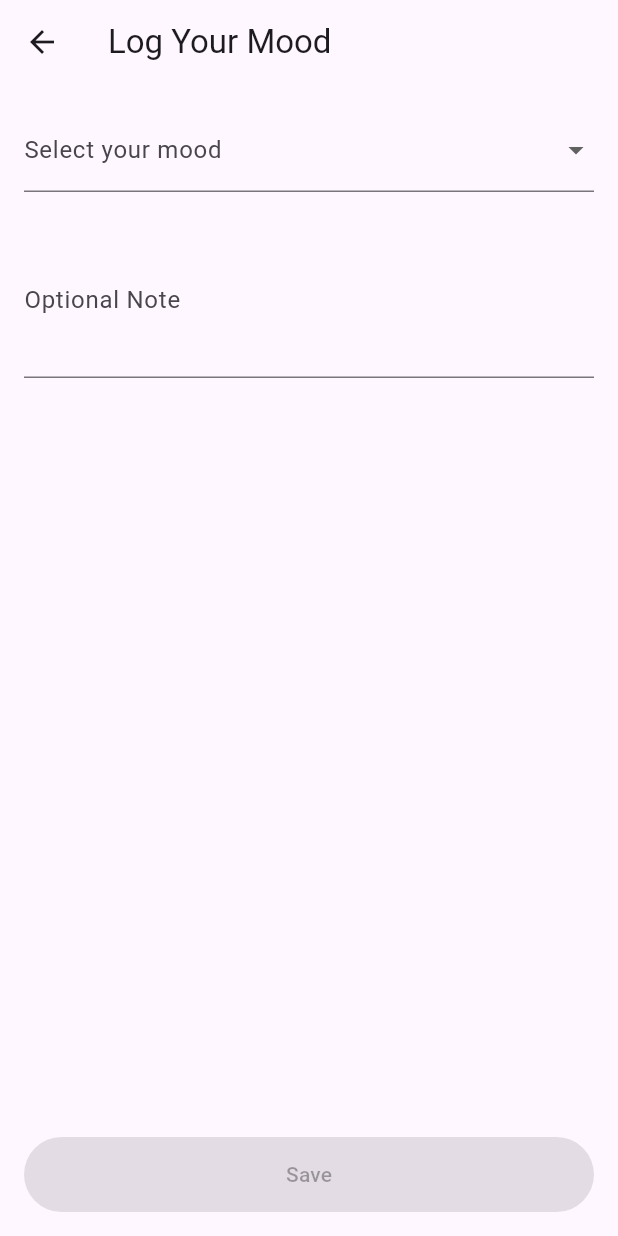
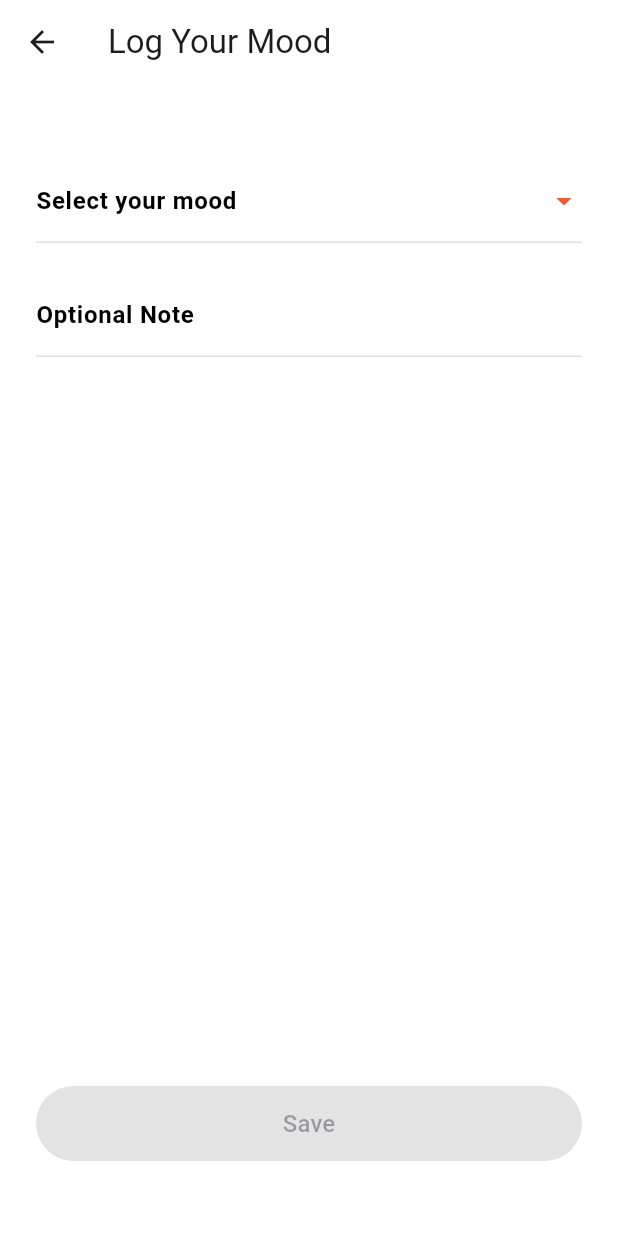
Before and after one commit to mslazzuri/partialUI, a Flutter app: the screen it shows after launch, after a tap on "Log Mood", on a phone screen of 412 x 824 dp. Run offline on Flutter 3.47's test engine with Material 3 defaults, Android fonts, the phone set to English and light mode, and no system bars.

Commit message:
UI updated

```diff
--- a/partial_ui/lib/pages/home_page.dart
+++ b/partial_ui/lib/pages/home_page.dart
@@ -4,6 +4,9 @@ import 'log_mood_page.dart';
 import 'mood_history_page.dart';
 
 class HomePage extends StatefulWidget {
+
+  const HomePage({super.key});
+
   @override
   _HomePageState createState() => _HomePageState();
 }
@@ -25,18 +28,23 @@ class _HomePageState extends State<HomePage> {
         : null;
 
     return Scaffold(
-      appBar: AppBar(title: Text('Mood Tracker')),
+
+      appBar: AppBar(title: Text('Mood Tracker'), backgroundColor: Colors.white,),
+      backgroundColor: Colors.white,
       body: Padding(
-        padding: const EdgeInsets.all(16),
+        padding: const EdgeInsets.symmetric(vertical: 50, horizontal: 24),
         child: Column(
           crossAxisAlignment: CrossAxisAlignment.start,
           children: [
-            Text('Hello 👋', style: Theme.of(context).textTheme.headlineMedium),
+
+            Center(child: Text('Hello 👋', style: Theme.of(context).textTheme.headlineMedium)),
+
             SizedBox(height: 16),
             today != null
                 ? Card(
                     elevation: 4,
                     shape: RoundedRectangleBorder(borderRadius: BorderRadius.circular(16)),
+                    color: Colors.grey[200],
                     child: ListTile(
                       title: Text("Today's Mood: ${today.mood}"),
                       subtitle: Text(today.note),
@@ -44,6 +52,7 @@ class _HomePageState extends State<HomePage> {
                   )
                 : Text("You haven't logged your mood today."),
             Spacer(),
+
             ElevatedButton.icon(
               onPressed: () async {
                 final result = await Navigator.push(
@@ -52,11 +61,20 @@ class _HomePageState extends State<HomePage> {
                 );
                 if (result is MoodLog) _addMood(result);
               },
-              icon: Icon(Icons.add),
-              label: Text('Log Mood'),
-              style: ElevatedButton.styleFrom(minimumSize: Size(double.infinity, 50)),
+              icon: Icon(Icons.add, color: Colors.white, size: 20),
+              label: Text('Log Mood', style: TextStyle(fontSize: 16),),
+              style: ElevatedButton.styleFrom(
+                minimumSize: Size(double.infinity, 50),
+                foregroundColor: Colors.white,
+                backgroundColor: Colors.deepOrange[400]
+              ),
             ),
+
             TextButton(
+              style: ButtonStyle(
+                foregroundColor: WidgetStateProperty.all(Colors.deepOrange),
+                overlayColor: WidgetStateProperty.all(Colors.deepOrange.withAlpha(30)),
+              ),
               onPressed: () {
                 Navigator.push(
                   context,
@@ -65,7 +83,7 @@ class _HomePageState extends State<HomePage> {
                   ),
                 );
               },
-              child: Text('View Mood History'),
+              child: Center(child: Text('View Mood History', style: TextStyle(fontSize: 16, fontWeight: FontWeight.bold),)),
             )
           ],
         ),
--- a/partial_ui/lib/pages/log_mood_page.dart
+++ b/partial_ui/lib/pages/log_mood_page.dart
@@ -2,6 +2,8 @@ import 'package:flutter/material.dart';
 import '../models/mood_log.dart';
 
 class LogMoodPage extends StatefulWidget {
+
+  const LogMoodPage({super.key});
   @override
   _LogMoodPageState createState() => _LogMoodPageState();
 }
@@ -15,25 +17,69 @@ class _LogMoodPageState extends State<LogMoodPage> {
   @override
   Widget build(BuildContext context) {
     return Scaffold(
-      appBar: AppBar(title: Text('Log Your Mood')),
+      appBar: AppBar(title: Text('Log Your Mood'), backgroundColor: Colors.white,),
+      backgroundColor: Colors.white,
       body: Padding(
-        padding: const EdgeInsets.all(16),
+        padding: const EdgeInsets.symmetric(vertical: 50, horizontal: 24),
         child: Column(
           children: [
             DropdownButtonFormField<String>(
-              decoration: InputDecoration(labelText: "Select your mood"),
+              value: selectedMood,
+              decoration: InputDecoration(
+                labelText: "Select your mood",
+                labelStyle: TextStyle(color: Colors.black, fontWeight: FontWeight.w600),
+                enabledBorder: UnderlineInputBorder(
+                  borderSide: BorderSide(color: Colors.grey.shade300, width: 1),
+                ),
+                focusedBorder: UnderlineInputBorder(
+                  borderSide: BorderSide(color: Colors.deepOrange, width: 2),
+                ),
+              ),
+              icon: Icon(Icons.arrow_drop_down, color: Colors.deepOrange),
+              dropdownColor: Colors.white,
+              style: TextStyle(
+                color: Colors.black,
+                fontSize: 16,
+                fontWeight: FontWeight.w500,
+              ),
               items: moods
-                  .map((mood) => DropdownMenuItem(value: mood, child: Text(mood)))
+                  .map((mood) => DropdownMenuItem(
+                        value: mood,
+                        child: Text(mood),
+                      ))
                   .toList(),
               onChanged: (value) => setState(() => selectedMood = value),
             ),
+
+
             SizedBox(height: 20),
+
             TextField(
               controller: noteController,
-              decoration: InputDecoration(labelText: 'Optional Note'),
-              maxLines: 3,
+              style: TextStyle(
+                color: Colors.black87,
+                fontSize: 16,
+                fontWeight: FontWeight.w500,
+              ),
+              decoration: InputDecoration(
+                labelText: 'Optional Note',
+                labelStyle: TextStyle(
+                  color: Colors.black,
+                  fontWeight: FontWeight.w600,
+                ),
+                enabledBorder: UnderlineInputBorder(
+                  borderSide: BorderSide(color: Colors.grey.shade300, width: 1),
+                ),
+                focusedBorder: UnderlineInputBorder(
+                  borderSide: BorderSide(color: Colors.deepOrange, width: 2),
+                ),
+                hintText: 'Type something...',
+                hintStyle: TextStyle(color: Colors.grey.shade400),
+              ),
             ),
+
             Spacer(),
+
             ElevatedButton(
               onPressed: selectedMood == null
                   ? null
@@ -45,8 +91,12 @@ class _LogMoodPageState extends State<LogMoodPage> {
                       );
                       Navigator.pop(context, log);
                     },
-              child: Text('Save'),
-              style: ElevatedButton.styleFrom(minimumSize: Size(double.infinity, 50)),
+              style: ElevatedButton.styleFrom(
+                minimumSize: Size(double.infinity, 50),
+                foregroundColor: Colors.white,
+                backgroundColor: Colors.deepOrange[400]
+              ),
+              child: Text('Save', style: TextStyle(fontSize: 16),),
             )
           ],
         ),
--- a/partial_ui/lib/pages/mood_history_page.dart
+++ b/partial_ui/lib/pages/mood_history_page.dart
@@ -9,16 +9,19 @@ class MoodHistoryPage extends StatelessWidget {
   @override
   Widget build(BuildContext context) {
     return Scaffold(
-      appBar: AppBar(title: Text('Mood History')),
+      appBar: AppBar(title: Text('Mood History'), backgroundColor: Colors.white,),
+      backgroundColor: Colors.white,
       body: moodLogs.isEmpty
           ? Center(child: Text('No mood logs yet.'))
           : ListView.builder(
-              padding: EdgeInsets.all(16),
+              padding: EdgeInsets.symmetric(horizontal: 24, vertical: 50),
               itemCount: moodLogs.length,
               itemBuilder: (context, index) {
                 final log = moodLogs[index];
                 return Card(
-                  shape: RoundedRectangleBorder(borderRadius: BorderRadius.circular(12)),
+                  elevation: 4,
+                  shape: RoundedRectangleBorder(borderRadius: BorderRadius.circular(16)),
+                  color: Colors.grey[200],
                   child: ListTile(
                     leading: Text(log.mood, style: TextStyle(fontSize: 24)),
                     title: Text(log.note.isNotEmpty ? log.note : 'No note'),
```
